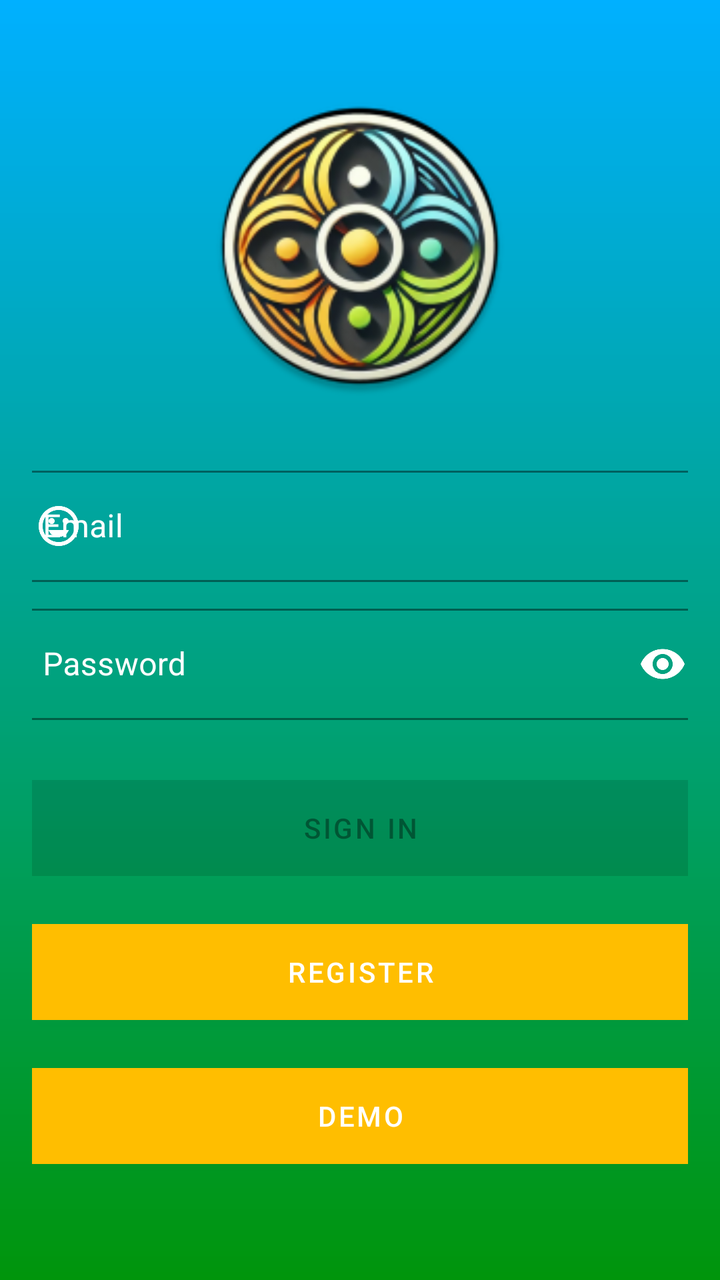
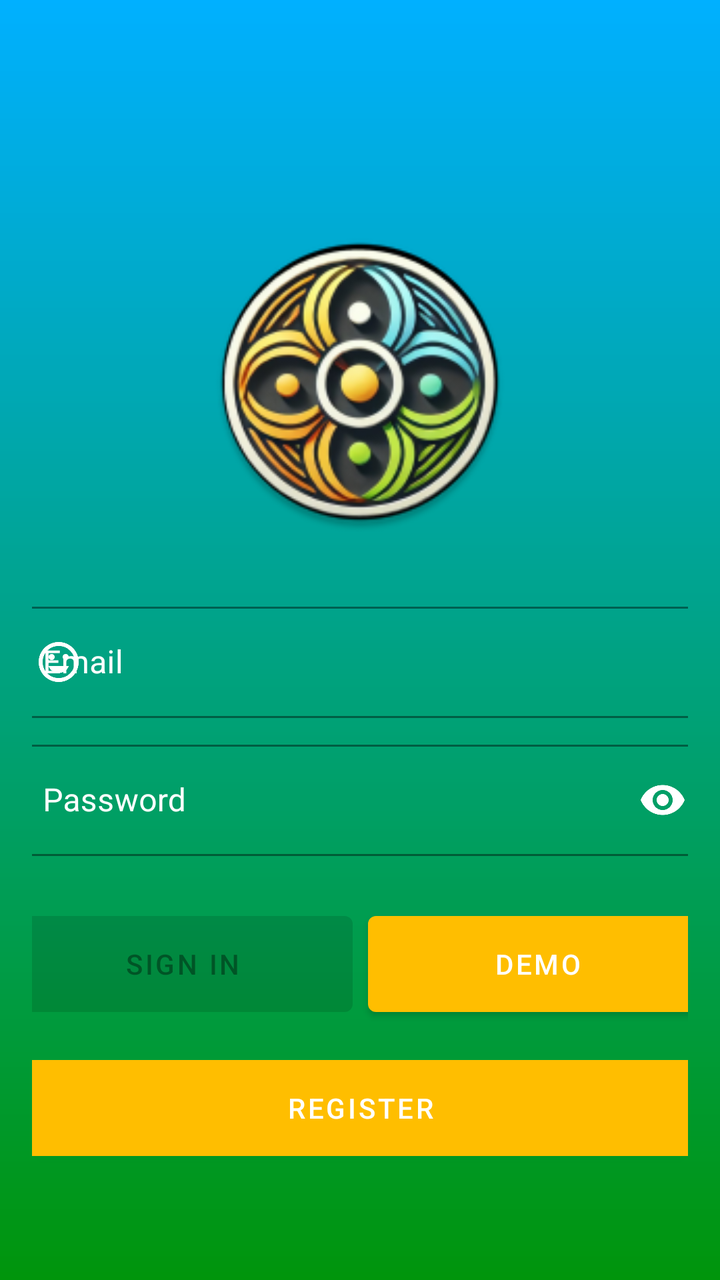

The first picture is an Android layout as it rendered before a commit; the second is the same layout after the commit. The layout source and the unified diff follow.
<!-- AndroidManifest.xml: activity theme Theme.QhagoApp.Login -->
<!-- res/layout/activity_login.xml -->
<?xml version="1.0" encoding="utf-8"?>
<androidx.core.widget.NestedScrollView xmlns:android="http://schemas.android.com/apk/res/android"
    xmlns:app="http://schemas.android.com/apk/res-auto"
    xmlns:tools="http://schemas.android.com/tools"
    android:layout_width="match_parent"
    android:layout_height="match_parent"
    android:background="@drawable/login_background_gradient"
    android:fillViewport="true">

    <androidx.constraintlayout.widget.ConstraintLayout
        android:layout_width="match_parent"
        android:layout_height="wrap_content"
        android:paddingLeft="@dimen/activity_horizontal_margin"
        android:paddingTop="@dimen/activity_vertical_margin"
        android:paddingRight="@dimen/activity_horizontal_margin"
        android:paddingBottom="@dimen/activity_vertical_margin"
        tools:context=".ui.login.LoginActivity">

        <ImageView
            android:id="@+id/imageView2"
            android:layout_width="150dp"
            android:layout_height="150dp"
            android:layout_marginTop="32dp"
            android:contentDescription="@string/thruxion_icon"
            app:layout_constraintEnd_toEndOf="parent"
            app:layout_constraintStart_toStartOf="parent"
            app:layout_constraintTop_toTopOf="parent"
            app:srcCompat="@mipmap/ic_launcher" />

        <com.google.android.material.textfield.TextInputLayout
            android:id="@+id/til_username"
            style="@style/Widget.MaterialComponents.TextInputLayout.OutlinedBox"
            android:layout_width="350dp"
            android:layout_height="wrap_content"
            android:layout_marginTop="32dp"
            android:hint="@string/prompt_email"
            app:boxStrokeColor="@color/white"
            app:hintTextColor="@color/white"
            android:textColorHint="@color/white"
            app:startIconDrawable="@drawable/ic_profile"
            app:startIconTint="@color/white"
            app:layout_constraintEnd_toEndOf="parent"
            app:layout_constraintStart_toStartOf="parent"
            app:layout_constraintTop_toBottomOf="@+id/imageView2">

            <com.google.android.material.textfield.TextInputEditText
                android:id="@+id/username"
                android:layout_width="match_parent"
                android:layout_height="wrap_content"
                android:autofillHints="emailAddress"
                android:inputType="textEmailAddress"
                android:textColor="@color/white"
                android:selectAllOnFocus="true" />
        </com.google.android.material.textfield.TextInputLayout>

        <com.google.android.material.textfield.TextInputLayout
            android:id="@+id/til_password"
            style="@style/Widget.MaterialComponents.TextInputLayout.OutlinedBox"
            android:layout_width="350dp"
            android:layout_height="wrap_content"
            android:layout_marginTop="8dp"
            android:hint="@string/prompt_password"
            app:boxStrokeColor="@color/white"
            app:hintTextColor="@color/white"
            android:textColorHint="@color/white"
            app:endIconMode="password_toggle"
            app:endIconTint="@color/white"
            app:layout_constraintEnd_toEndOf="parent"
            app:layout_constraintStart_toStartOf="parent"
            app:layout_constraintTop_toBottomOf="@+id/til_username">

            <com.google.android.material.textfield.TextInputEditText
                android:id="@+id/password"
                android:layout_width="match_parent"
                android:layout_height="wrap_content"
                android:autofillHints="password"
                android:imeActionLabel="@string/action_sign_in_short"
                android:imeOptions="actionDone"
                android:inputType="textPassword"
                android:textColor="@color/white"
                android:selectAllOnFocus="true" />
        </com.google.android.material.textfield.TextInputLayout>

        <Button
            android:id="@+id/login"
            android:layout_width="350dp"
            android:layout_height="60dp"
            android:layout_marginTop="24dp"
            android:enabled="false"
            android:text="@string/action_sign_in_short"
            app:layout_constraintEnd_toEndOf="parent"
            app:layout_constraintStart_toStartOf="parent"
            app:layout_constraintTop_toBottomOf="@+id/til_password" />

        <Button
            android:id="@+id/register"
            android:layout_width="350dp"
            android:layout_height="60dp"
            android:layout_marginTop="12dp"
            android:text="@string/action_register"
            app:layout_constraintEnd_toEndOf="parent"
            app:layout_constraintStart_toStartOf="parent"
            app:layout_constraintTop_toBottomOf="@+id/login" />

        <Button
            android:id="@+id/bypassButton"
            android:layout_width="350dp"
            android:layout_height="60dp"
            android:layout_marginTop="12dp"
            android:layout_marginBottom="32dp"
            android:text="@string/demo"
            app:layout_constraintBottom_toBottomOf="parent"
            app:layout_constraintEnd_toEndOf="parent"
            app:layout_constraintStart_toStartOf="parent"
            app:layout_constraintTop_toBottomOf="@+id/register"
            app:layout_constraintVertical_bias="0.0"
            app:rippleColor="#FFBE00" />

        <ProgressBar
            android:id="@+id/loading"
            android:layout_width="wrap_content"
            android:layout_height="wrap_content"
            android:visibility="gone"
            app:layout_constraintBottom_toBottomOf="parent"
            app:layout_constraintEnd_toEndOf="parent"
            app:layout_constraintStart_toStartOf="parent"
            app:layout_constraintTop_toTopOf="parent" />

    </androidx.constraintlayout.widget.ConstraintLayout>
</androidx.core.widget.NestedScrollView>
<!-- resources referenced by this layout -->
<resources>
  <color name="white">#FFFFFFFF</color>
  <dimen name="activity_horizontal_margin">16dp</dimen>
  <dimen name="activity_vertical_margin">16dp</dimen>
  <!-- drawable ic_profile (drawable) -->
  <vector xmlns:android="http://schemas.android.com/apk/res/android" android:height="24dp" android:tint="#000000" android:viewportHeight="960" android:viewportWidth="960" android:width="24dp">
        
      <path android:fillColor="@android:color/white" android:pathData="M620,440Q645,440 662.5,422.5Q680,405 680,380Q680,355 662.5,337.5Q645,320 620,320Q595,320 577.5,337.5Q560,355 560,380Q560,405 577.5,422.5Q595,440 620,440ZM340,440Q365,440 382.5,422.5Q400,405 400,380Q400,355 382.5,337.5Q365,320 340,320Q315,320 297.5,337.5Q280,355 280,380Q280,405 297.5,422.5Q315,440 340,440ZM603.5,661.5Q659,623 684,560L276,560Q301,623 356.5,661.5Q412,700 480,700Q548,700 603.5,661.5ZM324,848.5Q251,817 197,763Q143,709 111.5,636Q80,563 80,480Q80,397 111.5,324Q143,251 197,197Q251,143 324,111.5Q397,80 480,80Q563,80 636,111.5Q709,143 763,197Q817,251 848.5,324Q880,397 880,480Q880,563 848.5,636Q817,709 763,763Q709,817 636,848.5Q563,880 480,880Q397,880 324,848.5ZM480,480Q480,480 480,480Q480,480 480,480Q480,480 480,480Q480,480 480,480Q480,480 480,480Q480,480 480,480Q480,480 480,480Q480,480 480,480ZM707,707Q800,614 800,480Q800,346 707,253Q614,160 480,160Q346,160 253,253Q160,346 160,480Q160,614 253,707Q346,800 480,800Q614,800 707,707Z"/>
      
  </vector>
  <!-- drawable login_background_gradient (drawable) -->
  <?xml version="1.0" encoding="utf-8"?>
  <shape xmlns:android="http://schemas.android.com/apk/res/android"
      android:shape="rectangle">
      <gradient
          android:angle="50"
          android:startColor="#00B0FF"
          android:endColor="#00950B"
          android:type="linear" />
  </shape>
  <!-- mipmap ic_launcher: png bitmap (mipmap-hdpi, 12777 bytes) -->
  <string name="action_register">Register</string>
  <string name="action_sign_in_short">Sign in</string>
  <string name="demo">Demo</string>
  <string name="prompt_email">Email</string>
  <string name="prompt_password">Password</string>
  <string name="thruxion_icon">Thruxion icon</string>
  <style name="Theme.QhagoApp.Login" parent="Theme.QhagoApp">
          
          <item name="actionBarStyle">@style/Theme.QhagoApp.Login.ActionBar</item>
          
          <item name="android:statusBarColor">@color/login_blue</item>
  
          
          <item name="colorPrimary">@color/purple_500</item>
      </style>
  <style name="Theme.QhagoApp" parent="Theme.MaterialComponents.DayNight.DarkActionBar">
          
          <item name="colorPrimary">@color/purple_500</item>
          <item name="colorPrimaryVariant">@color/purple_700</item>
          <item name="colorOnPrimary">@color/white</item>
          
          <item name="colorSecondary">@color/teal_200</item>
          <item name="colorSecondaryVariant">@color/teal_700</item>
          <item name="colorOnSecondary">@color/black</item>
          
          <item name="android:statusBarColor">?attr/colorPrimaryVariant</item>
          
      </style>
  <style name="Theme.QhagoApp.Login.ActionBar" parent="Widget.AppCompat.ActionBar.Solid">
          <item name="background">@color/teal_700</item>
      </style>
  <color name="login_blue">#00B0FF</color>
  <color name="purple_500">#FFBE00</color>
  <color name="purple_700">#FF9700</color>
  <color name="teal_200">#09C0DB</color>
  <color name="teal_700">#007F95</color>
  <color name="black">#FF000000</color>
</resources>

<!-- the commit's change to res/layout/activity_login.xml (unified diff, before → after) -->
@@ -20,7 +20,7 @@
             android:id="@+id/imageView2"
             android:layout_width="150dp"
             android:layout_height="150dp"
-            android:layout_marginTop="32dp"
+            android:layout_marginTop="100dp"
             android:contentDescription="@string/thruxion_icon"
             app:layout_constraintEnd_toEndOf="parent"
             app:layout_constraintStart_toStartOf="parent"
@@ -83,14 +83,27 @@
 
         <Button
             android:id="@+id/login"
-            android:layout_width="350dp"
+            android:layout_width="170dp"
             android:layout_height="60dp"
             android:layout_marginTop="24dp"
             android:enabled="false"
             android:text="@string/action_sign_in_short"
-            app:layout_constraintEnd_toEndOf="parent"
+            app:layout_constraintEnd_toStartOf="@+id/bypassButton"
+            app:layout_constraintHorizontal_chainStyle="packed"
             app:layout_constraintStart_toStartOf="parent"
             app:layout_constraintTop_toBottomOf="@+id/til_password" />
+
+        <Button
+            android:id="@+id/bypassButton"
+            android:layout_width="170dp"
+            android:layout_height="60dp"
+            android:layout_marginStart="8dp"
+            android:layout_marginTop="24dp"
+            android:text="@string/demo"
+            app:layout_constraintEnd_toEndOf="parent"
+            app:layout_constraintStart_toEndOf="@+id/login"
+            app:layout_constraintTop_toBottomOf="@+id/til_password"
+            app:rippleColor="#FFBE00" />
 
         <Button
             android:id="@+id/register"
@@ -101,20 +114,6 @@
             app:layout_constraintEnd_toEndOf="parent"
             app:layout_constraintStart_toStartOf="parent"
             app:layout_constraintTop_toBottomOf="@+id/login" />
-
-        <Button
-            android:id="@+id/bypassButton"
-            android:layout_width="350dp"
-            android:layout_height="60dp"
-            android:layout_marginTop="12dp"
-            android:layout_marginBottom="32dp"
-            android:text="@string/demo"
-            app:layout_constraintBottom_toBottomOf="parent"
-            app:layout_constraintEnd_toEndOf="parent"
-            app:layout_constraintStart_toStartOf="parent"
-            app:layout_constraintTop_toBottomOf="@+id/register"
-            app:layout_constraintVertical_bias="0.0"
-            app:rippleColor="#FFBE00" />
 
         <ProgressBar
             android:id="@+id/loading"
